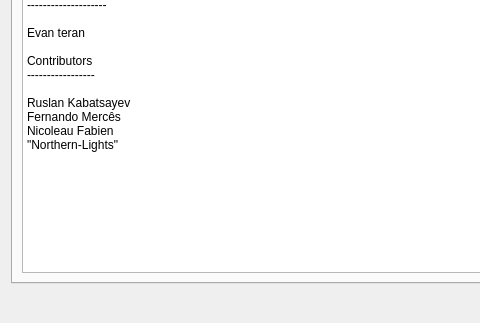
The window that src/DialogAbout.ui (eteran/edb-debugger) describes before a commit, drawn with Qt 5; both pictures show x 0 to 480 and y 87 to 410 of the 600 by 410 pixel window.
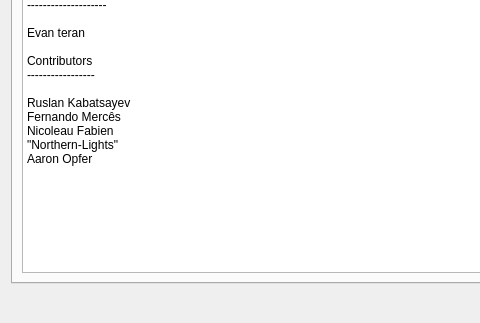
The same window after the commit. The open tabs and pages were chosen to show the change. Icons and pictures are not drawn.

Commit message:
added another contributor to the About dialog box.
Thanks Aaron!

What changed in the file:
```diff
--- a/src/DialogAbout.ui
+++ b/src/DialogAbout.ui
@@ -111,7 +111,9 @@
 Ruslan Kabatsayev &lt;https://github.com/10110111&gt;
 Fernando Mercês &lt;http://mentebinaria.com.br&gt;
 Nicoleau Fabien
-&quot;Northern-Lights&quot; &lt;https://github.com/Northern-Lights&gt;</string>
+&quot;Northern-Lights&quot; &lt;https://github.com/Northern-Lights&gt;
+Aaron Opfer
+</string>
          </property>
          <property name="textInteractionFlags">
           <set>Qt::LinksAccessibleByMouse|Qt::TextSelectableByMouse</set>
```
